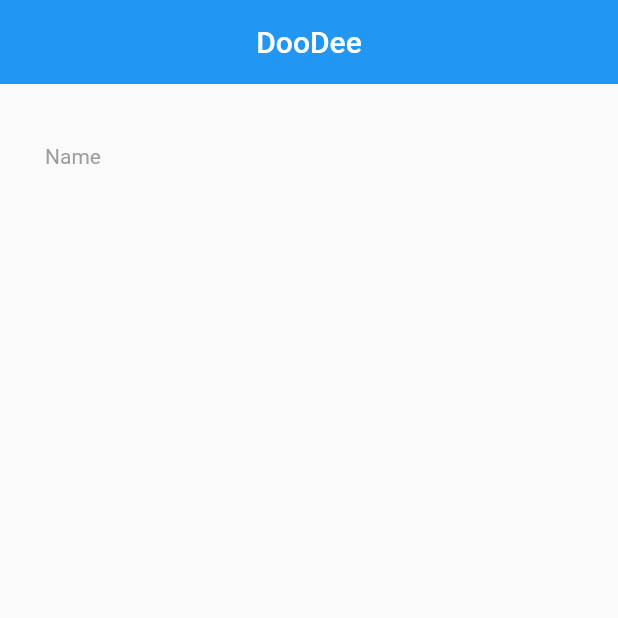
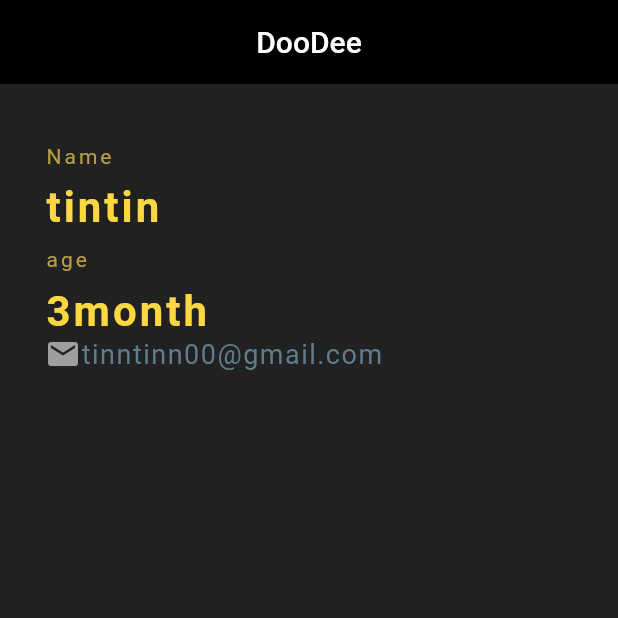
Before and after one commit to Gowsalyanatraj/flutterapp, a Flutter app: the screen it shows after launch, on a phone screen of 412 x 824 dp, the top half of it. Run offline on Flutter 3.47's test engine with Material 2 defaults, Android fonts, the light colour scheme and no system bars.

Commit message:
card ui design

```diff
--- a/lib/main.dart
+++ b/lib/main.dart
@@ -12,23 +12,69 @@ class DooDee extends StatelessWidget {
   @override
   Widget build(BuildContext context) {
     return Scaffold(
-      backgroundColor: Colors.amberAccent[900],
+      backgroundColor: Colors.grey[900],
         appBar: AppBar(
           title: Text("DooDee"),
           centerTitle: true,
-          backgroundColor: Colors.blueGrey [850],
+          backgroundColor: Color.fromARGB(255, 0, 0, 0),
           elevation: 0.0,
         ),
         body: Padding(
           padding: EdgeInsets.fromLTRB(30.0, 40.0, 30.0, 0.0),
           child: Column(
+            crossAxisAlignment: CrossAxisAlignment.start,
             children: <Widget>[
               Text(
                 "Name",
                 style: TextStyle(
-                  color: Colors.grey,
-                ) ,)
-
+                  color: Color.fromARGB(206, 220, 189, 76),
+                  letterSpacing: 2.0,
+                ) ,
+                ),
+                SizedBox(height: 10,),
+              Text(
+                "tintin",
+                style: TextStyle(
+                  color: Colors.amberAccent[200],
+                  letterSpacing: 2.0,
+                  fontSize: 28.0,
+                  fontWeight: FontWeight.bold
+                ) ,
+                ),
+                SizedBox(height: 10.0),
+                Text(
+                "age",
+                style: TextStyle(
+                  color: Color.fromARGB(206, 220, 189, 76),
+                  letterSpacing: 2.0,
+                ) ,
+                ),
+                SizedBox(height: 10,),
+              Text(
+                "3month",
+                style: TextStyle(
+                  color: Colors.amberAccent[200],
+                  letterSpacing: 2.0,
+                  fontSize: 28.0,
+                  fontWeight: FontWeight.bold
+                ) ,
+                ),
+                Row(
+                  children: <Widget>[
+                    Icon(
+                      Icons.email,
+                      color: Colors.grey,
+                      ),
+                      Text(
+                        "tinntinn00@gmail.com",
+                        style: TextStyle(
+                          color: Colors.blueGrey,
+                          fontSize: 18.0,
+                          letterSpacing: 1.0,
+                        ),
+                      )
+                  ]
+                ),
           ]),
         ) ,
     );
```
